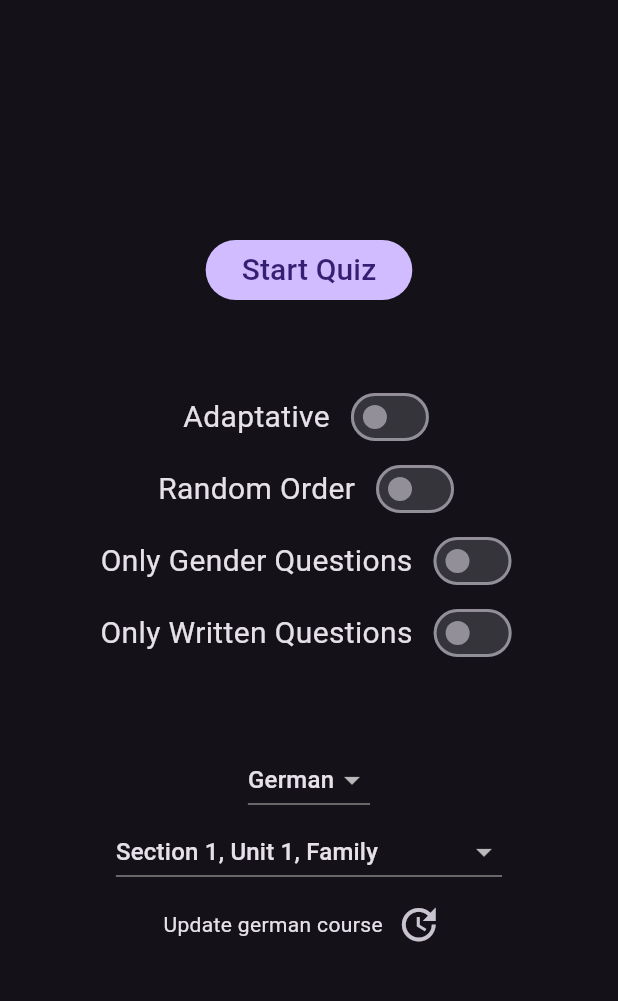
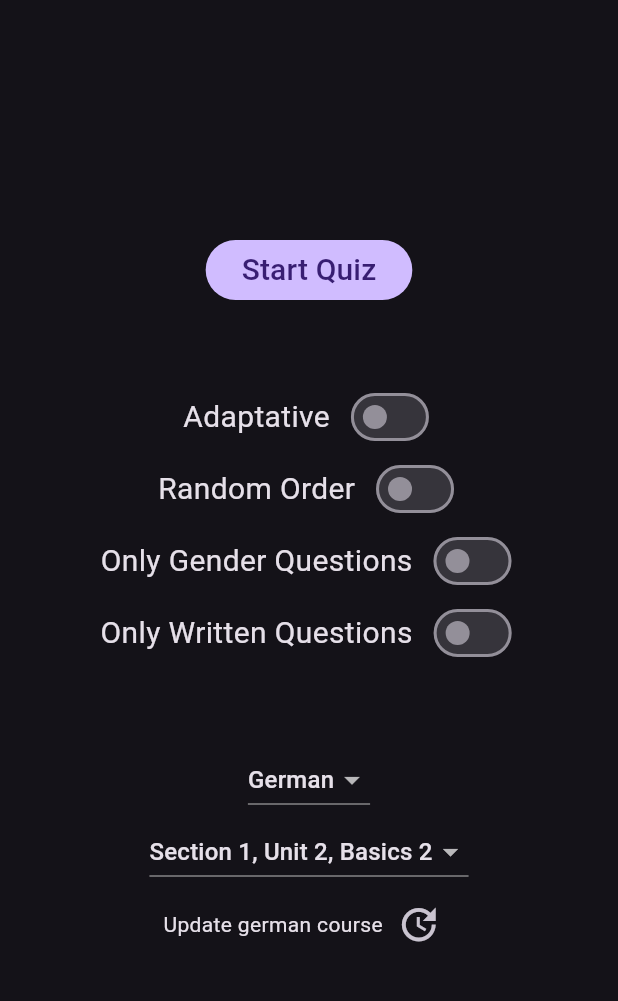
Before and after one commit to dcosta500/duo_words, a Flutter app: the screen it shows after launch, on a phone screen of 412 x 824 dp, the part 63-1064 px from its top. Run offline on Flutter 3.47's test engine with Material 3 defaults, Android fonts, the light colour scheme and no system bars; our stand-ins replace shared_preferences.

Commit message:
Word list implemented

```diff
--- a/lib/utils/word/language.dart
+++ b/lib/utils/word/language.dart
@@ -63,11 +63,11 @@ List<Chapter> getChapters(Language language) {
 // Define a function or a getter to provide the chapters for each language
 List<LanguageChapters> get languageChapters => [
       LanguageChapters(Language.german, [
-        Chapter("s1-u1-order_in_a_cafe"),
-        Chapter("s1-u1-family"),
+        Chapter("s1-u1-basics_1"),
+        Chapter("s1-u1-family_1"),
+        Chapter("s1-u2-basics_2"),
+        //Chapter("s1-u2-greetings_1"),
         // Add more chapters as needed
       ]),
-      LanguageChapters(Language.dutch, [
-        // Add more chapters as needed
-      ]),
+      LanguageChapters(Language.german, []),
     ];
```
Also changed, not shown: 1 other file.
